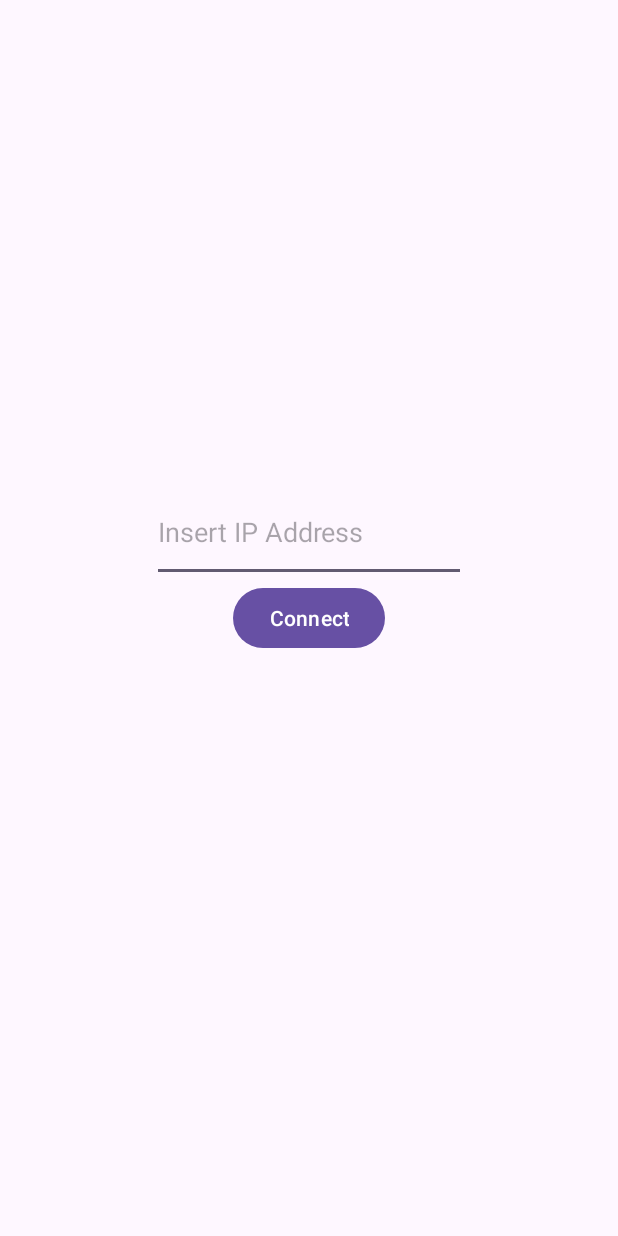
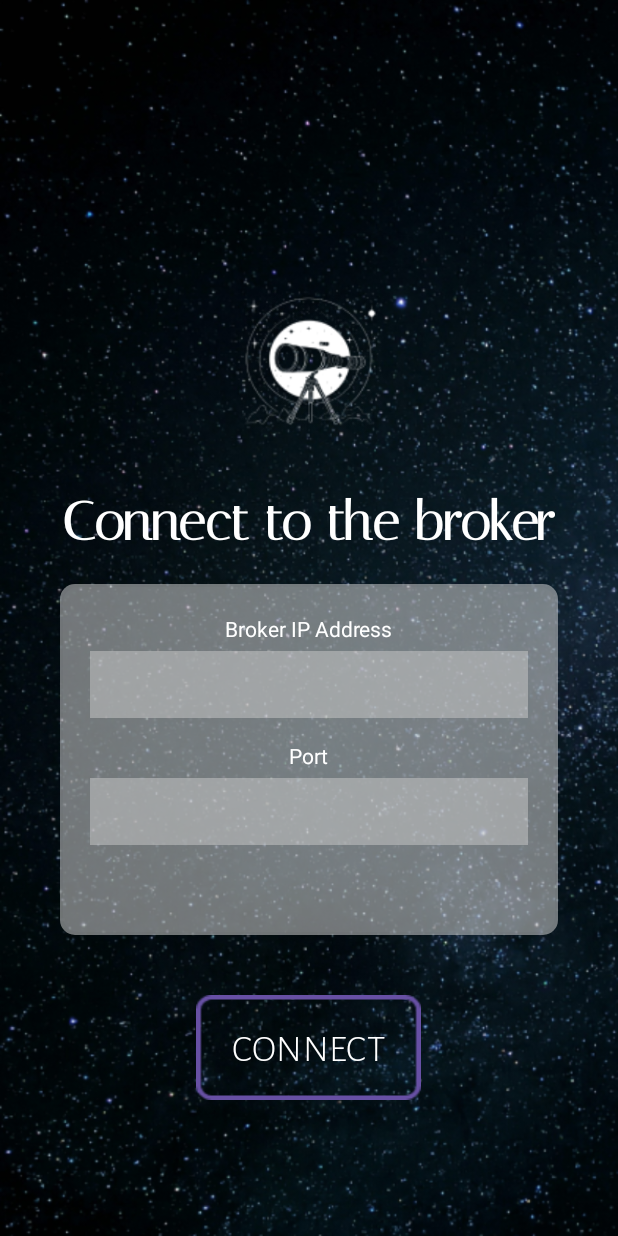
Before and after one commit to martinabruni/SkyAlertV2, an Android app: the Screen1Activity screen opened directly, with no data from a screen before it, on a phone screen of 412 x 824 dp. Run offline under Robolectric (Android 15) with nearby library versions, the phone set to English and light mode, and no system bars.

Commit message:
Integrated UI 2.0

```diff
--- /dev/null
+++ b/app/src/main/res/drawable/container_background.xml
@@ -0,0 +1,17 @@
+<?xml version="1.0" encoding="utf-8"?>
+<layer-list xmlns:android="http://schemas.android.com/apk/res/android">
+
+    <item>
+        <shape android:shape="rectangle">
+            <solid android:color="#80DDDDDD" />
+            <corners android:radius="10dp" />
+        </shape>
+    </item>
+
+    <item android:left="2dp" android:right="2dp" android:top="2dp" android:bottom="2dp">
+        <shape android:shape="rectangle">
+            <solid android:color="#05F0F0F0" />
+            <corners android:radius="10dp" />
+        </shape>
+    </item>
+</layer-list>
--- a/app/src/main/res/layout/activity_main.xml
+++ b/app/src/main/res/layout/activity_main.xml
@@ -1,10 +1,43 @@
 <?xml version="1.0" encoding="utf-8"?>
-<androidx.constraintlayout.widget.ConstraintLayout xmlns:android="http://schemas.android.com/apk/res/android"
-    xmlns:app="http://schemas.android.com/apk/res-auto"
-    xmlns:tools="http://schemas.android.com/tools"
-    android:id="@+id/main"
+<LinearLayout xmlns:android="http://schemas.android.com/apk/res/android"
+    android:orientation="vertical"
     android:layout_width="match_parent"
     android:layout_height="match_parent"
-    tools:context=".MainActivity">
+    android:background="@drawable/star_background"
+    android:gravity="center"
+    android:paddingTop="100dp">
 
-</androidx.constraintlayout.widget.ConstraintLayout>
+    <TextView
+        android:id="@+id/titleText"
+        android:layout_width="wrap_content"
+        android:layout_height="wrap_content"
+        android:text="@string/app_name"
+        android:textColor="@android:color/white"
+        android:textSize="47sp"
+        android:textStyle="bold"
+        android:fontFamily="@font/italiana"
+        android:layout_gravity="center"
+        android:layout_marginBottom="20dp" />
+
+
+    <ImageView
+        android:id="@+id/telescopeImage"
+        android:layout_width="200dp"
+        android:layout_height="200dp"
+        android:layout_gravity="center"
+        android:layout_marginBottom="30dp"
+        android:contentDescription="telescopio_description"
+        android:src="@drawable/foto_telescopio" />
+
+    <Button
+        android:id="@+id/connectButton"
+        android:layout_width="wrap_content"
+        android:layout_height="wrap_content"
+        android:layout_gravity="center"
+        android:background="@drawable/buttonstart"
+        android:fontFamily="@font/alegreya_sans"
+        android:text="START"
+        android:textAllCaps="false"
+        android:textColor="@android:color/white"
+        android:textSize="25sp" />
+</LinearLayout>
--- a/app/src/main/res/layout/activity_screen1.xml
+++ b/app/src/main/res/layout/activity_screen1.xml
@@ -1,38 +1,101 @@
 <?xml version="1.0" encoding="utf-8"?>
-<androidx.constraintlayout.widget.ConstraintLayout xmlns:android="http://schemas.android.com/apk/res/android"
-    xmlns:app="http://schemas.android.com/apk/res-auto"
-    xmlns:tools="http://schemas.android.com/tools"
-    android:id="@+id/main"
+<LinearLayout xmlns:android="http://schemas.android.com/apk/res/android"
+    android:orientation="vertical"
     android:layout_width="match_parent"
     android:layout_height="match_parent"
-    tools:context=".MainActivity">
+    android:background="@drawable/star_background"
+    android:gravity="center"
+    android:paddingTop="100dp">
+
+    <ImageView
+        android:id="@+id/telescopeImage"
+        android:layout_width="105dp"
+        android:layout_height="105dp"
+        android:layout_gravity="center"
+        android:layout_marginBottom="30dp"
+        android:contentDescription="telescopio_description"
+        android:src="@drawable/foto_telescopio" />
+
+    <TextView
+        android:id="@+id/titleText"
+        android:layout_width="wrap_content"
+        android:layout_height="wrap_content"
+        android:layout_gravity="center"
+        android:layout_marginBottom="20dp"
+        android:fontFamily="@font/italiana"
+        android:text="Connect to the broker"
+        android:textColor="@android:color/white"
+        android:textSize="36sp"
+        android:textStyle="bold" />
+
+
+    <LinearLayout
+        android:layout_width="match_parent"
+        android:layout_height="wrap_content"
+        android:layout_marginHorizontal="40dp"
+        android:layout_marginBottom="40dp"
+        android:padding="20dp"
+        android:orientation="vertical"
+        android:gravity="center"
+        android:background="@drawable/container_background"> <!-- Background con bordo -->
+
+
+        <TextView
+            android:layout_width="wrap_content"
+            android:layout_height="wrap_content"
+            android:layout_marginBottom="5dp"
+            android:text="Broker IP Address"
+            android:textColor="@android:color/white" />
+
 
         <EditText
             android:id="@+id/ipAddressInput"
-        android:layout_width="209dp"
-        android:layout_height="66dp"
-        android:ems="10"
-        android:hint="Insert IP Address"
-        android:inputType="text"
-        app:layout_constraintBottom_toTopOf="@+id/button"
-        app:layout_constraintEnd_toEndOf="parent"
-        app:layout_constraintStart_toStartOf="parent" />
+            android:layout_width="match_parent"
+            android:layout_height="wrap_content"
+            android:layout_marginBottom="15dp"
+            android:inputType="textPersonName"
+            android:padding="10dp"
+            android:background="#80CCCCCC"
+            android:textColor="@android:color/white"
+            android:textColorHint="#80FFFFFF" />
 
-    <Button
-        android:id="@+id/button"
+
+        <TextView
             android:layout_width="wrap_content"
             android:layout_height="wrap_content"
-        android:text="Connect"
-        app:layout_constraintBottom_toBottomOf="parent"
-        app:layout_constraintEnd_toEndOf="parent"
-        app:layout_constraintStart_toStartOf="parent"
-        app:layout_constraintTop_toTopOf="parent" />
+            android:layout_marginBottom="5dp"
+            android:text="Port"
+            android:textColor="@android:color/white" />
+
+        <EditText
+            android:id="@+id/portInput"
+            android:layout_width="match_parent"
+            android:layout_height="wrap_content"
+            android:layout_marginBottom="15dp"
+            android:inputType="textPersonName"
+            android:padding="10dp"
+            android:background="#80CCCCCC"
+            android:textColor="@android:color/white"
+            android:textColorHint="#80FFFFFF" />
 
         <TextView
             android:id="@+id/connectionResult"
+            android:layout_width="match_parent"
+            android:layout_height="wrap_content"
+            android:layout_marginBottom="5dp"
+            android:textColor="@android:color/white" />
+
+    </LinearLayout>
+
+    <Button
+        android:id="@+id/connectButton"
         android:layout_width="wrap_content"
         android:layout_height="wrap_content"
-        app:layout_constraintEnd_toEndOf="parent"
-        app:layout_constraintStart_toStartOf="parent"
-        app:layout_constraintTop_toBottomOf="@+id/button" />
-</androidx.constraintlayout.widget.ConstraintLayout>
+        android:layout_gravity="center"
+        android:background="@drawable/buttonstart"
+        android:fontFamily="@font/alegreya_sans"
+        android:text="CONNECT"
+        android:textAllCaps="false"
+        android:textColor="@android:color/white"
+        android:textSize="25sp" />
+</LinearLayout>
```
Also changed, not shown: app/src/main/res/drawable/avvio.png (added), app/src/main/res/drawable/buttonstart.png (added), app/src/main/res/drawable/foto_telescopio.png (added), app/src/main/res/drawable/star_background.png (added), app/src/main/res/font/alegreya_sans.ttf (added), app/src/main/res/font/italiana.ttf (added). Lines whose indentation alone changed are shown as unchanged.
